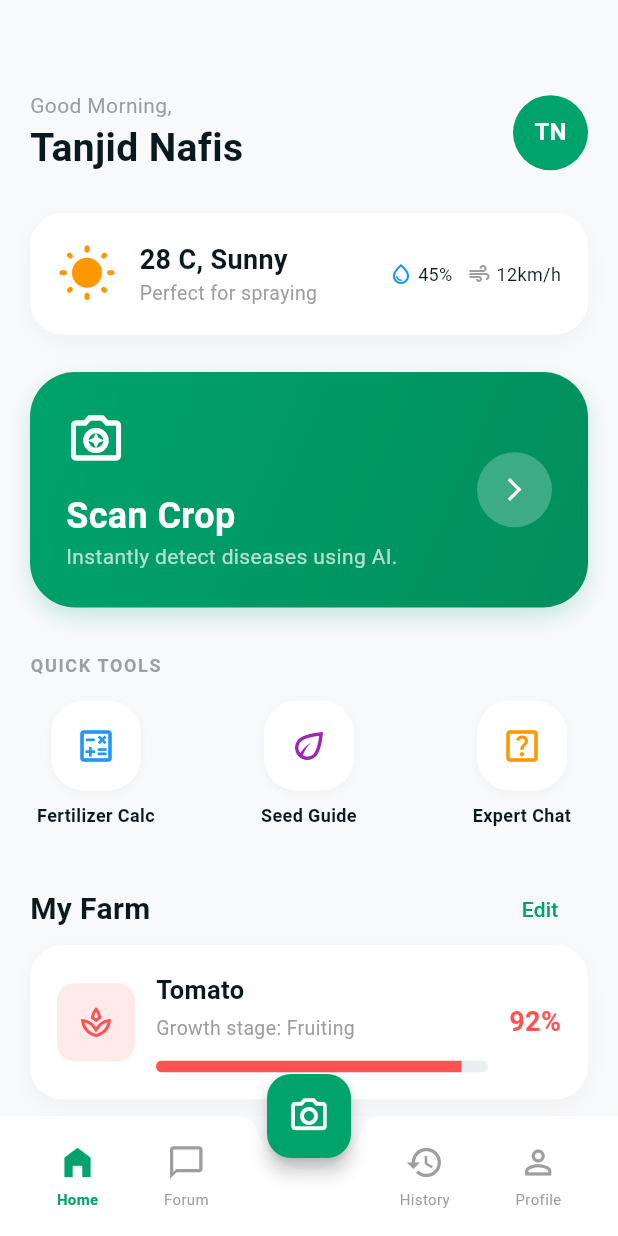
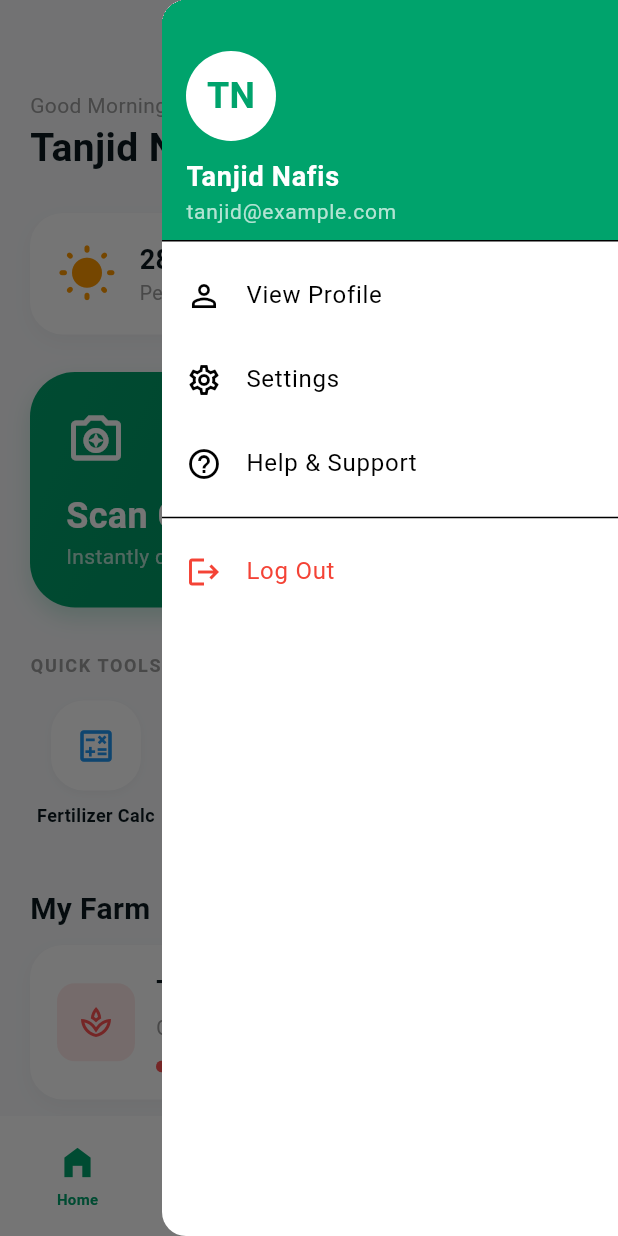
Before and after one commit to nafijur-rahaman/Crop_Doctor, a Flutter app: the MainLayout screen opened directly, with the side drawer open (before the commit the screen has no drawer), on a phone screen of 412 x 824 dp. Run offline on Flutter 3.47's test engine with Material 3 defaults, Android fonts, the phone set to English and light mode, and no system bars; our stand-ins replace image_picker.

Commit message:
main_layout updated

```diff
--- a/mobile/lib/screens/main_layout.dart
+++ b/mobile/lib/screens/main_layout.dart
@@ -1,10 +1,13 @@
 import 'package:flutter/material.dart';
 
+import '../core/constants/app_colors.dart';
 import 'camera_screen.dart';
 import 'forum_screen.dart';
 import 'history_screen.dart';
 import 'home_screen.dart';
 import 'profile_screen.dart';
+import '../widgets/custom_notification.dart';
+import 'welcome_screen.dart';
 
 class MainLayout extends StatefulWidget {
   const MainLayout({
@@ -27,23 +30,109 @@ class _MainLayoutState extends State<MainLayout> {
   Widget build(BuildContext context) {
     final List<Widget> pages = <Widget>[
       HomeScreen(
+        key: const ValueKey(0),
         onOpenForum: () => setState(() => _currentIndex = 1),
         onOpenProfile: () => setState(() => _currentIndex = 4),
       ),
-      ForumScreen(initialDraftQuestion: widget.initialForumQuestion),
-      const SizedBox(),
-      const HistoryScreen(),
-      const ProfileScreen(),
+      ForumScreen(key: const ValueKey(1), initialDraftQuestion: widget.initialForumQuestion),
+      const SizedBox(key: ValueKey(2)),
+      const HistoryScreen(key: ValueKey(3)),
+      const ProfileScreen(key: ValueKey(4)),
     ];
 
     return Scaffold(
-      body: IndexedStack(
-        index: _currentIndex,
-        children: pages,
+      endDrawer: Drawer(
+        child: ListView(
+          padding: EdgeInsets.zero,
+          children: [
+            DrawerHeader(
+              decoration: const BoxDecoration(
+                color: AppColors.primary,
+              ),
+              child: const Column(
+                crossAxisAlignment: CrossAxisAlignment.start,
+                mainAxisAlignment: MainAxisAlignment.end,
+                children: [
+                  CircleAvatar(
+                    radius: 30,
+                    backgroundColor: Colors.white,
+                    child: Text(
+                      'TN',
+                      style: TextStyle(
+                        color: AppColors.primary,
+                        fontSize: 24,
+                        fontWeight: FontWeight.bold,
+                      ),
+                    ),
+                  ),
+                  SizedBox(height: 10),
+                  Text(
+                    'Tanjid Nafis',
+                    style: TextStyle(color: Colors.white, fontSize: 18, fontWeight: FontWeight.bold),
+                  ),
+                  Text(
+                    'tanjid@example.com',
+                    style: TextStyle(color: Colors.white70, fontSize: 14),
+                  ),
+                ],
+              ),
+            ),
+            ListTile(
+              leading: const Icon(Icons.person_outline),
+              title: const Text('View Profile'),
+              onTap: () {
+                Navigator.pop(context); // Close drawer
+                setState(() => _currentIndex = 4); // Go to profile
+              },
+            ),
+            ListTile(
+              leading: const Icon(Icons.settings_outlined),
+              title: const Text('Settings'),
+              onTap: () {
+                Navigator.pop(context);
+                CustomNotification.show(context, 'Settings will be available soon.');
+              },
+            ),
+            ListTile(
+              leading: const Icon(Icons.help_outline),
+              title: const Text('Help & Support'),
+              onTap: () {
+                Navigator.pop(context);
+                CustomNotification.show(context, 'Help & Support will be available soon.');
+              },
+            ),
+            const Divider(),
+            ListTile(
+              leading: const Icon(Icons.logout, color: Colors.red),
+              title: const Text('Log Out', style: TextStyle(color: Colors.red)),
+              onTap: () {
+                Navigator.pop(context);
+                Navigator.pushAndRemoveUntil(
+                  context,
+                  MaterialPageRoute(builder: (context) => const WelcomeScreen()),
+                  (route) => false,
+                );
+              },
+            ),
+          ],
+        ),
+      ),
+      body: AnimatedSwitcher(
+        duration: const Duration(milliseconds: 300),
+        switchInCurve: Curves.easeOut,
+        switchOutCurve: Curves.easeIn,
+        transitionBuilder: (child, animation) {
+          return FadeTransition(
+            opacity: animation,
+            child: child,
+          );
+        },
+        child: pages[_currentIndex],
       ),
       bottomNavigationBar: BottomAppBar(
         shape: const CircularNotchedRectangle(),
         notchMargin: 8,
+        color: AppColors.surface,
         child: SizedBox(
           height: 65,
           child: Row(
@@ -63,14 +152,23 @@ class _MainLayoutState extends State<MainLayout> {
         onPressed: () {
           Navigator.push(
             context,
-            MaterialPageRoute(builder: (context) => const CameraScreen()),
+            PageRouteBuilder(
+              pageBuilder: (context, animation, secondaryAnimation) => const CameraScreen(),
+              transitionsBuilder: (context, animation, secondaryAnimation, child) {
+                return FadeTransition(
+                  opacity: animation,
+                  child: child,
+                );
+              },
+            ),
           );
         },
-        backgroundColor: const Color(0xFF00A36C),
+        backgroundColor: AppColors.primary,
         elevation: 5,
+        shape: const CircleBorder(),
         child: const Icon(
           Icons.camera_alt_outlined,
-          color: Colors.white,
+          color: AppColors.textLight,
           size: 28,
         ),
       ),
@@ -79,7 +177,7 @@ class _MainLayoutState extends State<MainLayout> {
 
   Widget _buildNavButton(IconData icon, String label, int index) {
     final bool isSelected = _currentIndex == index;
-    final Color color = isSelected ? const Color(0xFF00A36C) : Colors.grey;
+    final Color color = isSelected ? AppColors.primary : AppColors.textSecondary;
 
     return InkWell(
       onTap: () => setState(() => _currentIndex = index),
```
